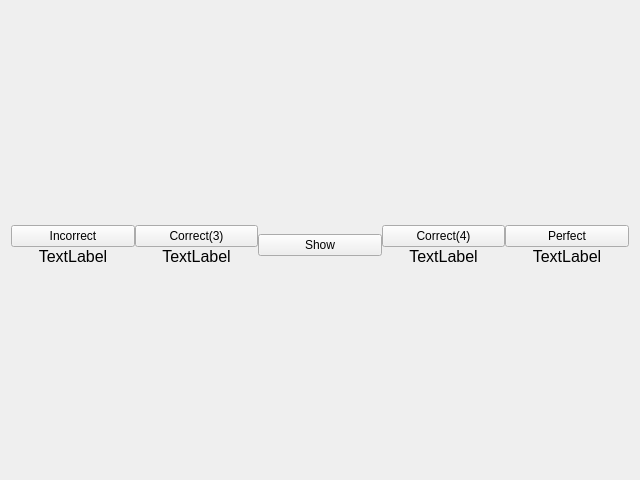
Qt form studywindow.ui (HuangHuafeng/repeat) before a commit.
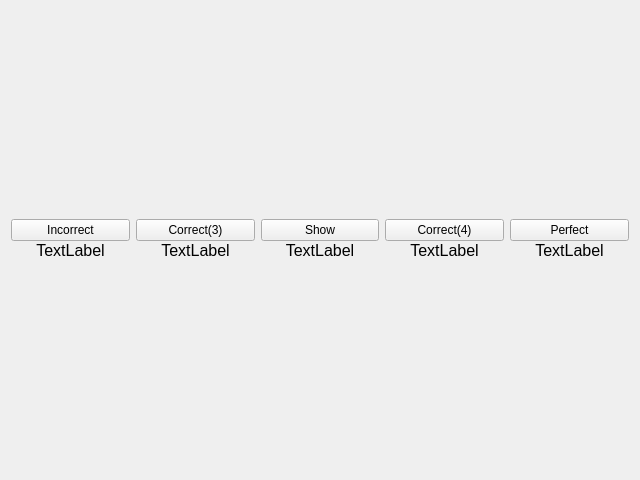
The same form after that commit.

Diff of the .ui file:
```diff
--- a/studywindow.ui
+++ b/studywindow.ui
@@ -20,12 +20,6 @@
    <bool>true</bool>
   </property>
   <layout class="QVBoxLayout" name="verticalLayout_3">
-   <property name="spacing">
-    <number>0</number>
-   </property>
-   <property name="bottomMargin">
-    <number>0</number>
-   </property>
    <item>
     <layout class="QVBoxLayout" name="vlDefinition"/>
    </item>
@@ -143,6 +137,27 @@
          </property>
         </widget>
        </item>
+       <item>
+        <widget class="QLabel" name="labelShow">
+         <property name="sizePolicy">
+          <sizepolicy hsizetype="Preferred" vsizetype="Fixed">
+           <horstretch>0</horstretch>
+           <verstretch>0</verstretch>
+          </sizepolicy>
+         </property>
+         <property name="font">
+          <font>
+           <pointsize>12</pointsize>
+          </font>
+         </property>
+         <property name="text">
+          <string>TextLabel</string>
+         </property>
+         <property name="alignment">
+          <set>Qt::AlignBottom|Qt::AlignHCenter</set>
+         </property>
+        </widget>
+       </item>
       </layout>
      </item>
      <item>
```
